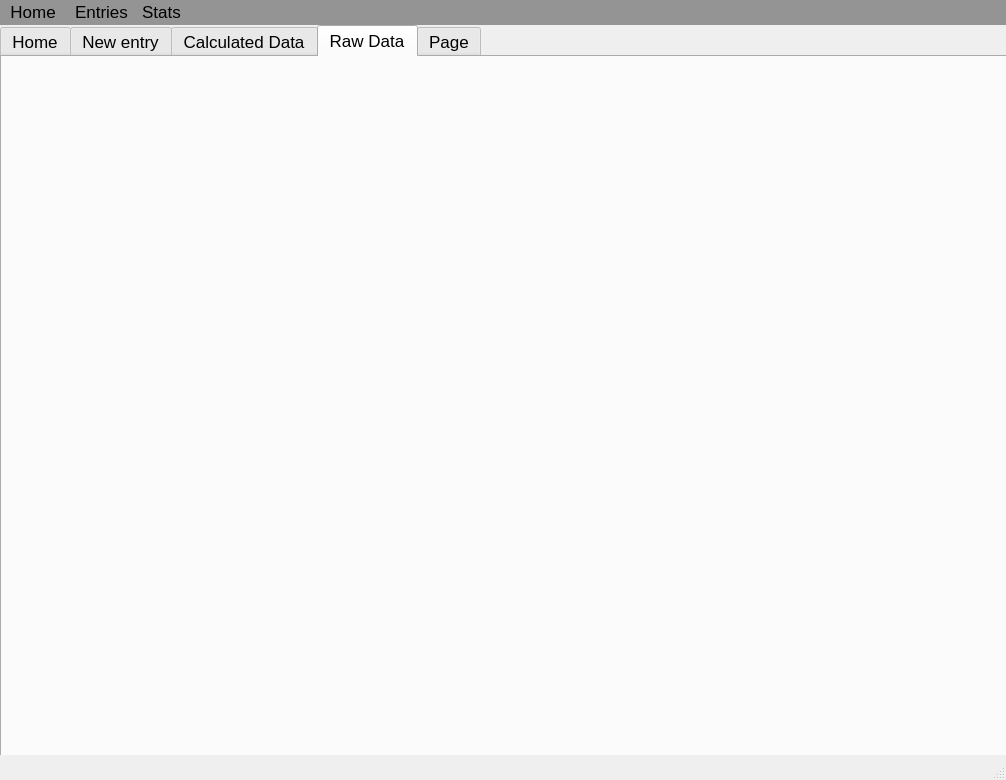
First picture: the form in ValetTracker.ui, repository Jcstegall/Service-Worker-Shift-tracker, before the edit.
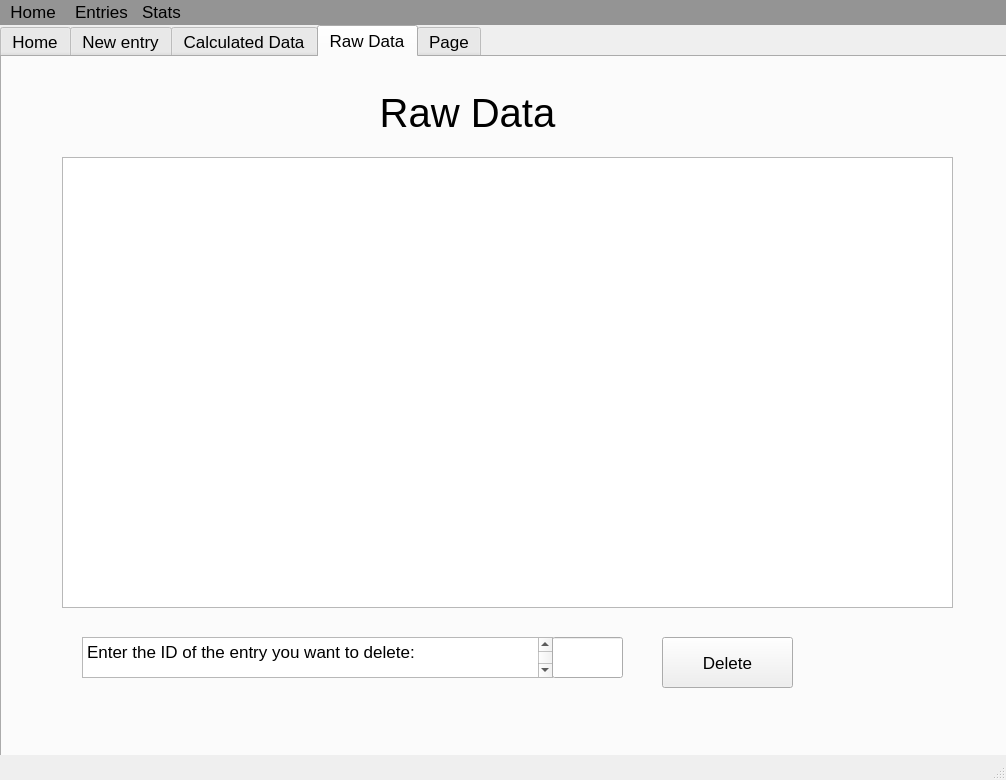
Second picture: the form after the edit. The open tabs and pages were chosen to show the change.

What changed in the file:
```diff
--- a/ValetTracker.ui
+++ b/ValetTracker.ui
@@ -634,6 +634,82 @@
      <attribute name="title">
       <string>Raw Data</string>
      </attribute>
+     <widget class="QLabel" name="label_15">
+      <property name="geometry">
+       <rect>
+        <x>290</x>
+        <y>10</y>
+        <width>351</width>
+        <height>91</height>
+       </rect>
+      </property>
+      <property name="font">
+       <font>
+        <pointsize>30</pointsize>
+       </font>
+      </property>
+      <property name="text">
+       <string>Raw Data</string>
+      </property>
+      <property name="alignment">
+       <set>Qt::AlignCenter</set>
+      </property>
+      <property name="wordWrap">
+       <bool>false</bool>
+      </property>
+     </widget>
+     <widget class="QTextBrowser" name="textBrowser_raw_data">
+      <property name="geometry">
+       <rect>
+        <x>60</x>
+        <y>100</y>
+        <width>891</width>
+        <height>451</height>
+       </rect>
+      </property>
+     </widget>
+     <widget class="QTextBrowser" name="textBrowser_2">
+      <property name="geometry">
+       <rect>
+        <x>80</x>
+        <y>580</y>
+        <width>471</width>
+        <height>41</height>
+       </rect>
+      </property>
+      <property name="html">
+       <string>&lt;!DOCTYPE HTML PUBLIC &quot;-//W3C//DTD HTML 4.0//EN&quot; &quot;http://www.w3.org/TR/REC-html40/strict.dtd&quot;&gt;
+&lt;html&gt;&lt;head&gt;&lt;meta name=&quot;qrichtext&quot; content=&quot;1&quot; /&gt;&lt;style type=&quot;text/css&quot;&gt;
+p, li { white-space: pre-wrap; }
+&lt;/style&gt;&lt;/head&gt;&lt;body style=&quot; font-family:'MS Shell Dlg 2'; font-size:13pt; font-weight:400; font-style:normal;&quot;&gt;
+&lt;p style=&quot; margin-top:0px; margin-bottom:0px; margin-left:0px; margin-right:0px; -qt-block-indent:0; text-indent:0px;&quot;&gt;Enter the ID of the entry you want to delete:&lt;/p&gt;
+&lt;p style=&quot;-qt-paragraph-type:empty; margin-top:0px; margin-bottom:0px; margin-left:0px; margin-right:0px; -qt-block-indent:0; text-indent:0px;&quot;&gt;&lt;br /&gt;&lt;/p&gt;
+&lt;p style=&quot;-qt-paragraph-type:empty; margin-top:0px; margin-bottom:0px; margin-left:0px; margin-right:0px; -qt-block-indent:0; text-indent:0px;&quot;&gt;&lt;br /&gt;&lt;/p&gt;&lt;/body&gt;&lt;/html&gt;</string>
+      </property>
+     </widget>
+     <widget class="QLineEdit" name="lineEdit_delte_id">
+      <property name="geometry">
+       <rect>
+        <x>550</x>
+        <y>580</y>
+        <width>71</width>
+        <height>41</height>
+       </rect>
+      </property>
+     </widget>
+     <widget class="QPushButton" name="btn_delete">
+      <property name="geometry">
+       <rect>
+        <x>660</x>
+        <y>580</y>
+        <width>131</width>
+        <height>51</height>
+       </rect>
+      </property>
+      <property name="text">
+       <string>Delete</string>
+      </property>
+     </widget>
     </widget>
     <widget class="QWidget" name="tab_4">
      <attribute name="title">
```
Left out of the diff: 2 changed lines with no effect on the pictures.
